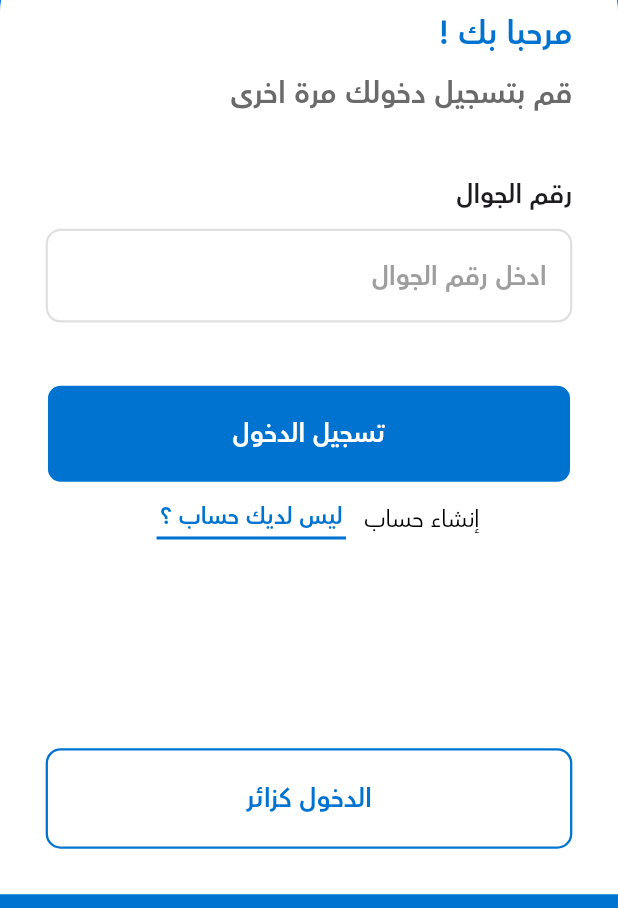
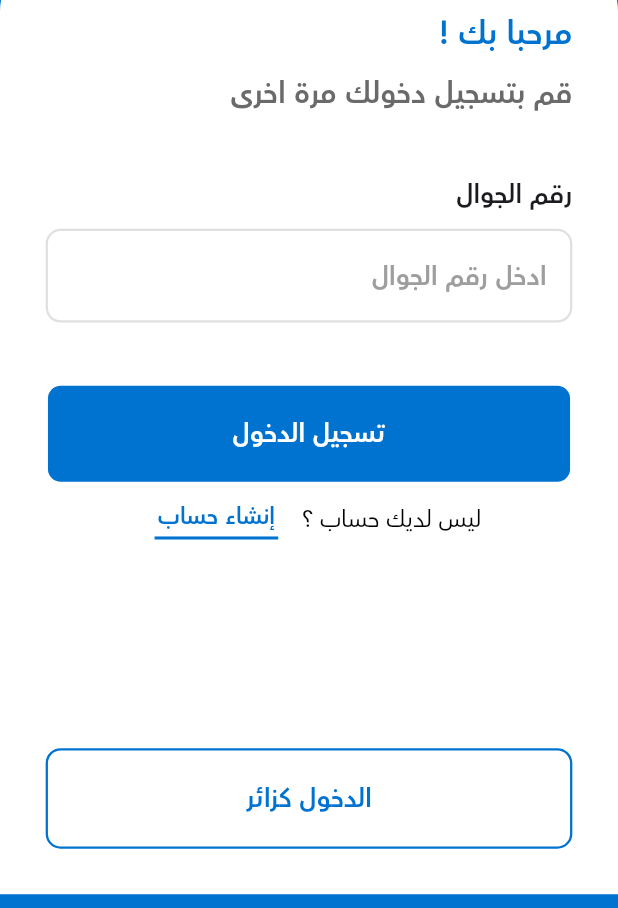
Before and after one commit to bahaaelmetwali/seed_app, a Flutter app: the screen it shows after launch, on a phone screen of 412 x 824 dp, the part 296-1204 px from its top. Run offline on Flutter 3.47's test engine with Material 3 defaults, Android fonts, the phone set to English and light mode, and no system bars; our stand-ins replace bloc, cached_network_image, dartz, dio, equatable, flutter_bloc and 9 more.

Commit message:
Refactors registration flow and navigation UI
Simplifies registration screen by removing unused Bloc logic and updating input fields with icons and layout improvements. Connects navigation between login and registration screens, adjusts button styles, and updates asset references for new icons. Also reduces default navigation button underline width. Downgrades some dependency versions to resolve compatibility.

```diff
--- a/lib/core/router/app_router.dart
+++ b/lib/core/router/app_router.dart
@@ -3,6 +3,7 @@ import 'package:go_router/go_router.dart';
 import 'package:seed_app/core/router/app_router_names.dart';
 import 'package:seed_app/features/auth/presentation/views/login_screen.dart';
 import 'package:seed_app/features/auth/presentation/views/otp_screen.dart';
+import 'package:seed_app/features/auth/presentation/views/register_screen.dart';
 import 'package:seed_app/features/user_navigation.dart';
 
 abstract class AppRouter {
@@ -14,6 +15,12 @@ abstract class AppRouter {
         path: AppRouterNames.loginScreen,
         builder: (BuildContext context, GoRouterState state) {
           return const LoginScreen();
+        },
+      ),
+         GoRoute(
+        path: AppRouterNames.registerScreen,
+        builder: (BuildContext context, GoRouterState state) {
+          return const RegisterScreen();
         },
       ),
       GoRoute(
--- a/lib/core/router/app_router_names.dart
+++ b/lib/core/router/app_router_names.dart
@@ -1,11 +1,9 @@
-
-
 class AppRouterNames {
   static const loginScreen = '/';
+  static const registerScreen = '/registerScreen';
   static const otpScreen = '/otpScreen';
   static const homeUserScreen = '/homeUserScreen';
   static const moreScreen = '/moreScreen';
   static const addAdvertisment = '/addAdvertisment';
   static const myAdvertisments = '/myAdvertisments';
-
 }
--- a/lib/core/widgets/custom_navigation_button.dart
+++ b/lib/core/widgets/custom_navigation_button.dart
@@ -41,7 +41,7 @@ class CustomNavigationButton extends StatelessWidget {
               SizedBox(height: 2.h),
               Container(
                 height: 2.h,
-                width: (lineWidth != null) ? lineWidth!.w : 115.w,
+                width: (lineWidth != null) ? lineWidth!.w : 75.w,
                 color: Constants.kPrimaryColor,
               ),
             ],
--- a/lib/core/widgets/custom_text_form_field.dart
+++ b/lib/core/widgets/custom_text_form_field.dart
@@ -73,14 +73,14 @@ class CustomTextFormField extends StatelessWidget {
                       padding: EdgeInsets.all(8.sp),
                       child: SvgPicture.asset(
                         iconPath!,
-                        width: 20.w,
-                        height: 20.h,
+                        width: 28.w,
+                        height: 28.h,
                       ),
                     )
                   : null,
               prefixIconConstraints: BoxConstraints(
-                minWidth: 20.w,
-                minHeight: 20.h,
+                minWidth: 30.w,
+                minHeight: 30.h,
               ),
               suffixIcon: suffixIcon != null
                   ? Padding(padding: EdgeInsets.all(8.sp), child: suffixIcon)
--- a/lib/features/auth/presentation/widgets/loginc_screen_body.dart
+++ b/lib/features/auth/presentation/widgets/loginc_screen_body.dart
@@ -1,6 +1,8 @@
 import 'package:flutter/material.dart';
 import 'package:flutter_bloc/flutter_bloc.dart';
 import 'package:flutter_screenutil/flutter_screenutil.dart';
+import 'package:go_router/go_router.dart';
+import 'package:seed_app/core/router/app_router_names.dart';
 import 'package:seed_app/core/utils/constants.dart';
 import 'package:seed_app/core/utils/styles.dart';
 import 'package:seed_app/core/widgets/custom_buttons.dart';
@@ -79,9 +81,11 @@ class _LogincScreenBodyState extends State<LogincScreenBody> {
                               formKey: _formKey,
                             ),
                             CustomNavigationButton(
-                              solidText: 'إنشاء حساب',
-                              navigationText: 'ليس لديك حساب ؟',
-                              onPressed: () {},
+                              solidText: 'ليس لديك حساب ؟ ',
+                              navigationText: 'إنشاء حساب',
+                              onPressed: () {
+                                context.go(AppRouterNames.registerScreen);
+                              },
                             ),
                             Spacer(),
                             CustomButton(
```
Also changed, not shown: lib/constants/assets.dart (+7 -0 lines), lib/features/auth/presentation/views/register_screen.dart (+4 -10 lines), lib/features/auth/presentation/widgets/register_screen_body.dart (+31 -45 lines), assets/icons/mobile.svg (added), assets/icons/sms.svg (added), assets/icons/user.svg (added), pubspec.lock.
